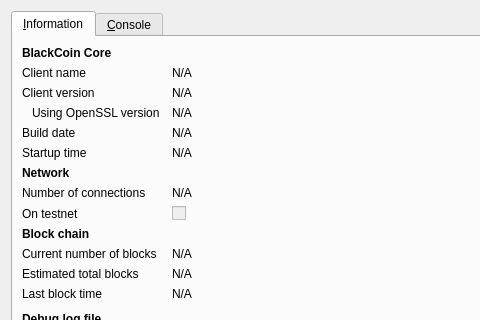
The window that src/qt/forms/rpcconsole.ui (hanxianzhai/bonescoin) describes before a commit, drawn with Qt 5; both pictures show x 0 to 480 and y 0 to 320 of the 740 by 450 pixel window.
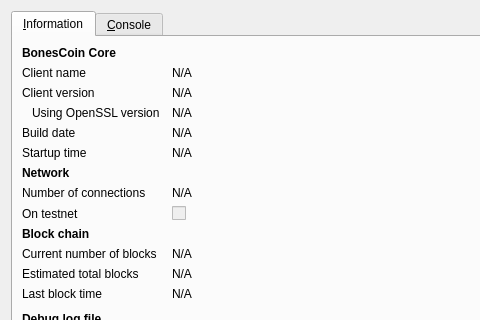
The same window after the commit. Icons and pictures are not drawn.

```diff
--- a/src/qt/forms/rpcconsole.ui
+++ b/src/qt/forms/rpcconsole.ui
@@ -36,7 +36,7 @@
           </font>
          </property>
          <property name="text">
-          <string>BlackCoin Core</string>
+          <string>BonesCoin Core</string>
          </property>
         </widget>
        </item>
```
Left out of the diff: 6 changed lines with no effect on the pictures.
